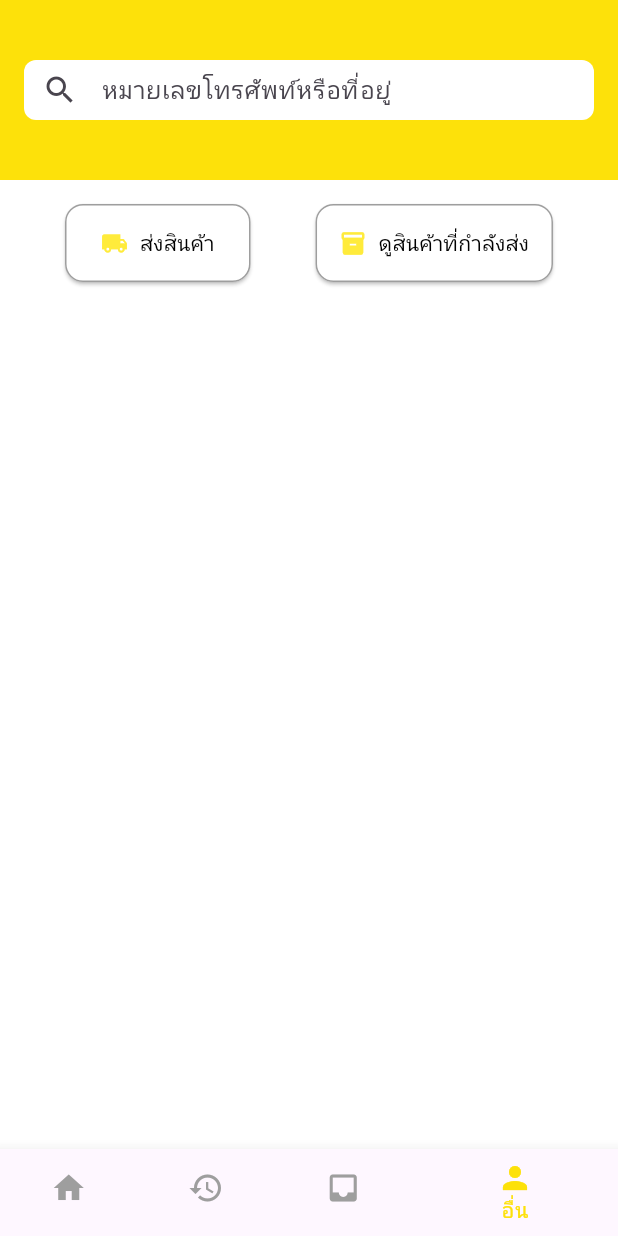
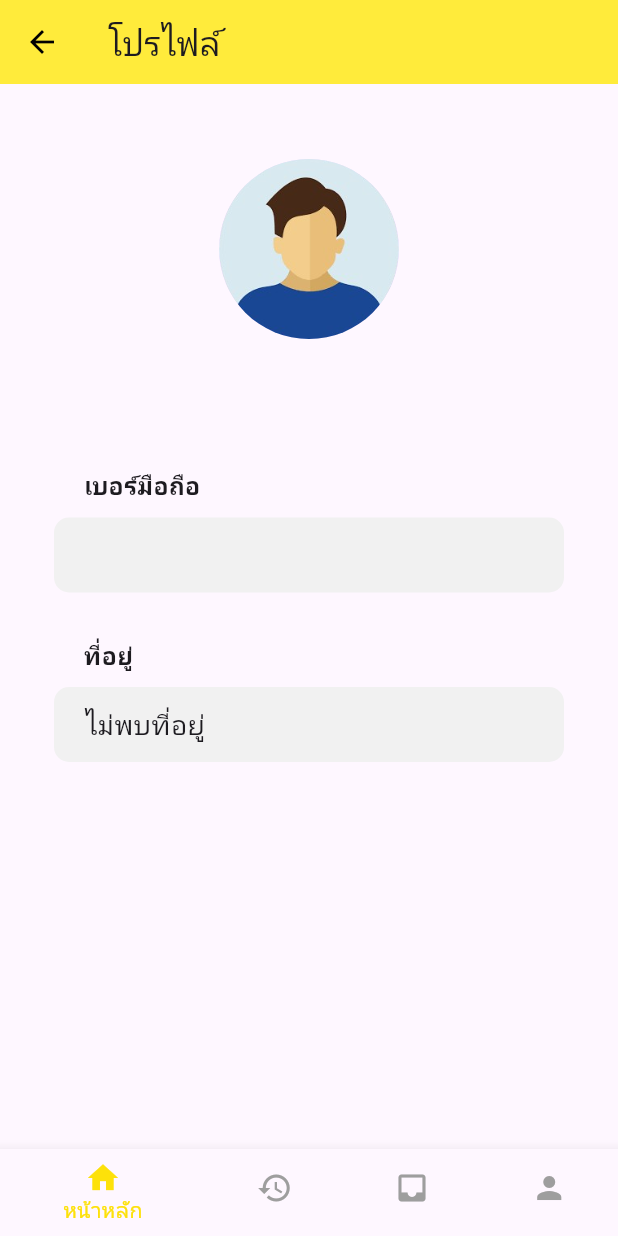
Before and after one commit to 66011212243/delivery-project, a Flutter app: the HomePageUser screen opened directly with empty values, item 4 of the bottom bar chosen, on a phone screen of 412 x 824 dp. Run offline on Flutter 3.47's test engine with Material 3 defaults, Android fonts, the phone set to English and light mode, and no system bars; our stand-ins replace cloud_firestore, firebase_auth, firebase_core, firebase_storage, flutter_map, geocoding and 4 more; missing offline and left inert: bcrypt; accounts and stored records are empty.

Commit message:
add project new

```diff
--- a/lib/page/HistoryUser.dart
+++ b/lib/page/HistoryUser.dart
@@ -1,7 +1,7 @@
 import 'package:flutter/material.dart';
 
-class History extends StatelessWidget {
-  const History({super.key});
+class HistoryUser extends StatelessWidget {
+  const HistoryUser({super.key});
   @override
   Widget build(BuildContext context) {
     return Scaffold(
--- a/lib/page/Product_details.dart
+++ b/lib/page/Product_details.dart
@@ -1,7 +1,7 @@
 import 'package:flutter/material.dart';
 
-class Sender_details extends StatelessWidget {
-  const Sender_details({super.key});
+class Product_details extends StatelessWidget {
+  const Product_details({super.key});
 
 
   @override
--- a/lib/page/homepageRider.dart
+++ b/lib/page/homepageRider.dart
@@ -1,3 +1,4 @@
+
 import 'package:delivery/page/profileRider.dart';
 import 'package:flutter/material.dart';
 
--- /dev/null
+++ b/lib/page/profileUser.dart
@@ -0,0 +1,262 @@
+import 'package:delivery/page/homepageRider.dart';
+import 'package:flutter/material.dart';
+import 'package:cloud_firestore/cloud_firestore.dart';
+import 'package:delivery/page/HistoryUser.dart';
+import 'package:delivery/page/profileUser.dart';
+import 'package:delivery/page/Product_details.dart';
+
+class Profileuser extends StatefulWidget {
+  final String uid; // ใช้ final
+  Profileuser({super.key, required this.uid});
+  @override
+  State<Profileuser> createState() => _ProfileuserState();
+}
+
+class _ProfileuserState extends State<Profileuser> {
+  int _currentIndex = 0;
+
+  String? name;
+  String? phone;
+  String? profileUrl;
+  String? address;
+  bool isLoading = true;
+
+  @override
+  void initState() {
+    super.initState();
+    fetchRiderData();
+  }
+
+  Future<void> fetchRiderData() async {
+    try {
+      DocumentSnapshot doc = await FirebaseFirestore.instance
+          .collection('users')
+          .doc(widget.uid)
+          .get();
+
+      QuerySnapshot addressSnapshot = await FirebaseFirestore.instance
+          .collection('address')
+          .where('user_id', isEqualTo: widget.uid)
+          .get();
+
+      String? addr = addressSnapshot.docs.isNotEmpty
+          ? (addressSnapshot.docs.first.data()
+                as Map<String, dynamic>)['address']
+          : 'ไม่พบที่อยู่';
+
+      if (doc.exists) {
+        final data = doc.data() as Map<String, dynamic>;
+        setState(() {
+          name = data['name'] ?? 'ไม่พบชื่อ';
+          phone = data['phone'] ?? '-';
+          address = addr;
+          profileUrl = data['profile_image'];
+          isLoading = false;
+        });
+      } else {
+        setState(() {
+          isLoading = false;
+          name = 'ไม่พบผู้ใช้';
+          phone = '-';
+          address = '-';
+        });
+      }
+    } catch (e) {
+      print('Error fetching rider data: $e');
+      setState(() {
+        isLoading = false;
+        name = 'ข้อผิดพลาดในการโหลดข้อมูล';
+        phone = '-';
+      });
+    }
+  }
+
+  @override
+  Widget build(BuildContext context) {
+    return Scaffold(
+      appBar: AppBar(
+        backgroundColor: Colors.yellow,
+        leading: const BackButton(color: Colors.black),
+        title: const Text('โปรไฟล์'),
+      ),
+
+      body: isLoading
+          ? Center(
+              child: CircularProgressIndicator(),
+            ) // แสดง Loading ขณะดึงข้อมูล
+          : Column(
+              children: [
+                Expanded(
+                  child: SingleChildScrollView(
+                    child: Column(
+                      children: [
+                        Padding(
+                          padding: const EdgeInsets.only(top: 50),
+                          child: Center(
+                            child: Column(
+                              children: [
+                                CircleAvatar(
+                                  radius: 60,
+                                  backgroundImage:
+                                      profileUrl != null &&
+                                          profileUrl!.isNotEmpty
+                                      ? NetworkImage(profileUrl!)
+                                      : AssetImage('assets/images/pfboy.png')
+                                            as ImageProvider,
+                                ),
+
+                                Padding(
+                                  padding: const EdgeInsets.only(
+                                    top: 10,
+                                    bottom: 20,
+                                  ),
+                                  child: Text(
+                                    name ?? 'ไม่พบชื่อ',
+                                    style: TextStyle(
+                                      fontSize: 18,
+                                      fontWeight: FontWeight.bold,
+                                    ),
+                                  ),
+                                ),
+                              ],
+                            ),
+                          ),
+                        ),
+
+                        Center(
+                          child: Column(
+                            crossAxisAlignment: CrossAxisAlignment.start,
+                            children: [
+                              // --- เบอร์มือถือ ---
+                              Padding(
+                                padding: const EdgeInsets.only(
+                                  top: 30,
+                                  bottom: 10,
+                                  left: 20,
+                                  right: 20,
+                                ),
+                                child: Text(
+                                  "เบอร์มือถือ",
+                                  style: TextStyle(
+                                    fontSize: 16,
+                                    fontWeight: FontWeight.bold,
+                                  ),
+                                ),
+                              ),
+                              Container(
+                                width: 340,
+                                height: 50,
+                                decoration: BoxDecoration(
+                                  color: Color.fromARGB(255, 241, 241, 241),
+                                  borderRadius: BorderRadius.circular(10),
+                                ),
+                                child: Align(
+                                  alignment: Alignment.centerLeft,
+                                  child: Padding(
+                                    padding: const EdgeInsets.only(left: 20),
+                                    child: Text(
+                                      phone ?? '-',
+                                      style: TextStyle(fontSize: 18),
+                                    ),
+                                  ),
+                                ),
+                              ),
+
+                              Padding(
+                                padding: const EdgeInsets.only(
+                                  top: 30,
+                                  bottom: 10,
+                                  left: 20,
+                                  right: 20,
+                                ),
+                                child: Text(
+                                  "ที่อยู่",
+                                  style: TextStyle(
+                                    fontSize: 16,
+                                    fontWeight: FontWeight.bold,
+                                  ),
+                                ),
+                              ),
+                              Container(
+                                width: 340,
+                                height: 50,
+                                decoration: BoxDecoration(
+                                  color: Color.fromARGB(255, 241, 241, 241),
+                                  borderRadius: BorderRadius.circular(10),
+                                ),
+                                child: Align(
+                                  alignment: Alignment.centerLeft,
+                                  child: Padding(
+                                    padding: const EdgeInsets.only(left: 20),
+                                    child: Text(
+                                      address ?? '-',
+                                      style: TextStyle(fontSize: 18),
+                                    ),
+                                  ),
+                                ),
+                              ),
+
+                              // --- ส่วนที่อยู่ถูกลบออกไปแล้ว ---
+                            ],
+                          ),
+                        ),
+                      ],
+                    ),
+                  ),
+                ),
+              ],
+            ),
+      bottomNavigationBar: BottomNavigationBar(
+        currentIndex: _currentIndex,
+        selectedItemColor: const Color(0xFFFDE10A),
+        unselectedItemColor: Colors.grey,
+        onTap: (index) {
+          if (index == 3) {
+            Navigator.push(
+              context,
+              MaterialPageRoute(
+                builder: (context) => Profileuser(uid: widget.uid),
+              ),
+            );
+          }
+          if (index == 2) {
+            Navigator.push(
+              context,
+              MaterialPageRoute(builder: (context) => const Product_details()),
+            );
+          }
+          if (index == 1) {
+            Navigator.push(
+              context,
+              MaterialPageRoute(builder: (context) => const HistoryUser()),
+            );
+          } else {
+            setState(() {
+              _currentIndex = index;
+            });
+          }
+        },
+        items: const [
+          BottomNavigationBarItem(icon: Icon(Icons.home), label: "หน้าหลัก"),
+          BottomNavigationBarItem(
+            icon: Icon(Icons.history),
+            label: "ประวัติการส่ง",
+          ),
+          BottomNavigationBarItem(
+            icon: Icon(Icons.inbox),
+            label: "ที่ต้องได้รับ",
+          ),
+          BottomNavigationBarItem(icon: Icon(Icons.person), label: "อื่น"),
+        ],
+      ),
+    );
+  }
+
+  void gotoHomepage() {
+    // // แก้ไขให้ใช้ pushReplacement และส่ง uid ไปด้วย (ถ้า Homepagerider ต้องการ)
+    // Navigator.pushReplacement(
+    //   context,
+    //   MaterialPageRoute(builder: (context) => Homepagerider(uid: widget.uid)),
+    // );
+  }
+}
```
Also changed, not shown: lib/page/homepageUser.dart (+33 -4 lines).
